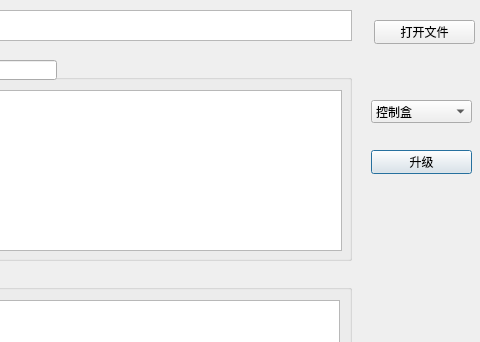
daiyueyan/can_qt, file upgrade.ui: the form before one commit; both pictures show x 309 to 789 and y 0 to 342 of the 789 by 602 pixel window.
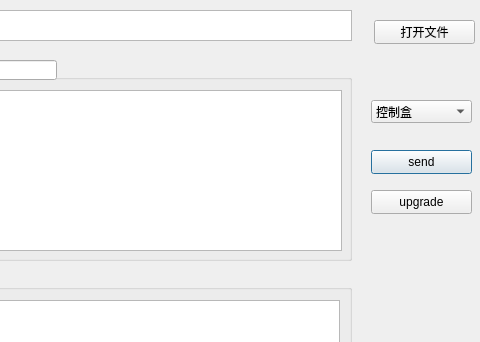
The form after the commit.

```diff
--- a/upgrade.ui
+++ b/upgrade.ui
@@ -13,7 +13,7 @@
   <property name="windowTitle">
    <string>Dialog</string>
   </property>
-  <widget class="QPushButton" name="btn_upgrade">
+  <widget class="QPushButton" name="btn_send">
    <property name="geometry">
     <rect>
      <x>680</x>
@@ -23,7 +23,7 @@
     </rect>
    </property>
    <property name="text">
-    <string>升级</string>
+    <string>send</string>
    </property>
   </widget>
   <widget class="QPushButton" name="btn_open_file">
@@ -158,6 +158,19 @@
     <string>退出</string>
    </property>
   </widget>
+  <widget class="QPushButton" name="btn_upgrade">
+   <property name="geometry">
+    <rect>
+     <x>680</x>
+     <y>190</y>
+     <width>101</width>
+     <height>24</height>
+    </rect>
+   </property>
+   <property name="text">
+    <string>upgrade</string>
+   </property>
+  </widget>
  </widget>
  <resources/>
  <connections/>
```
